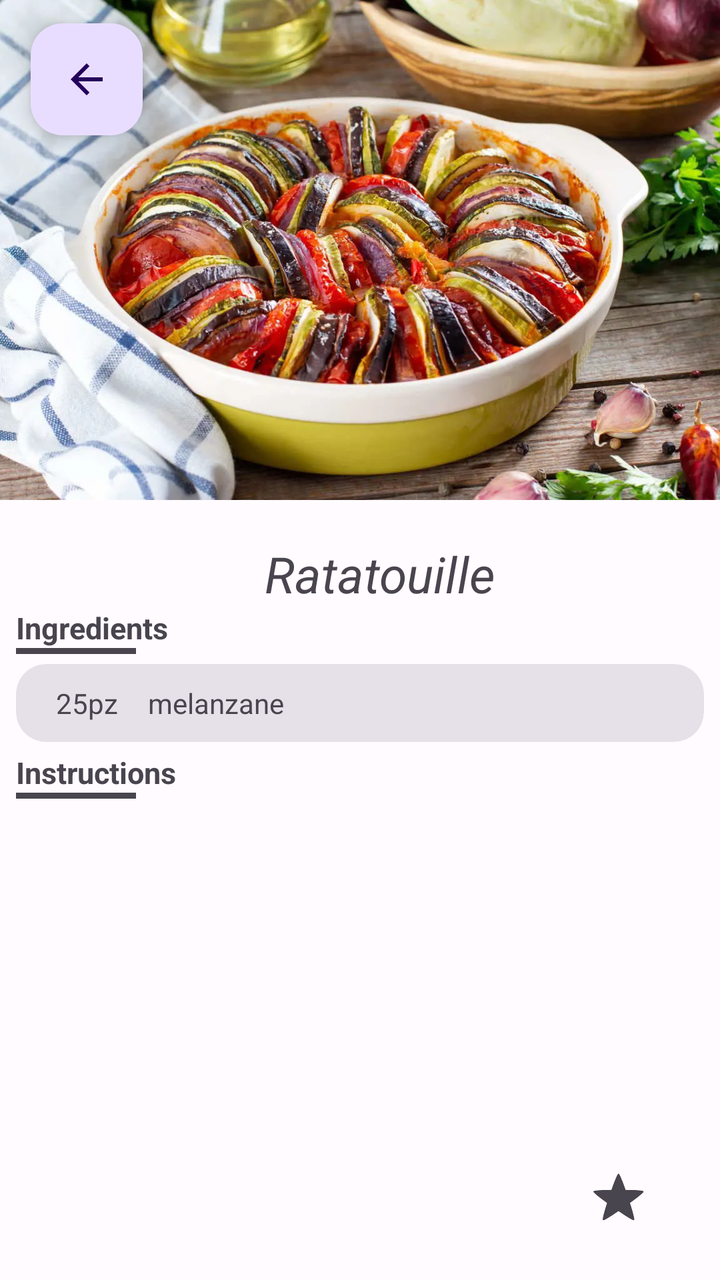
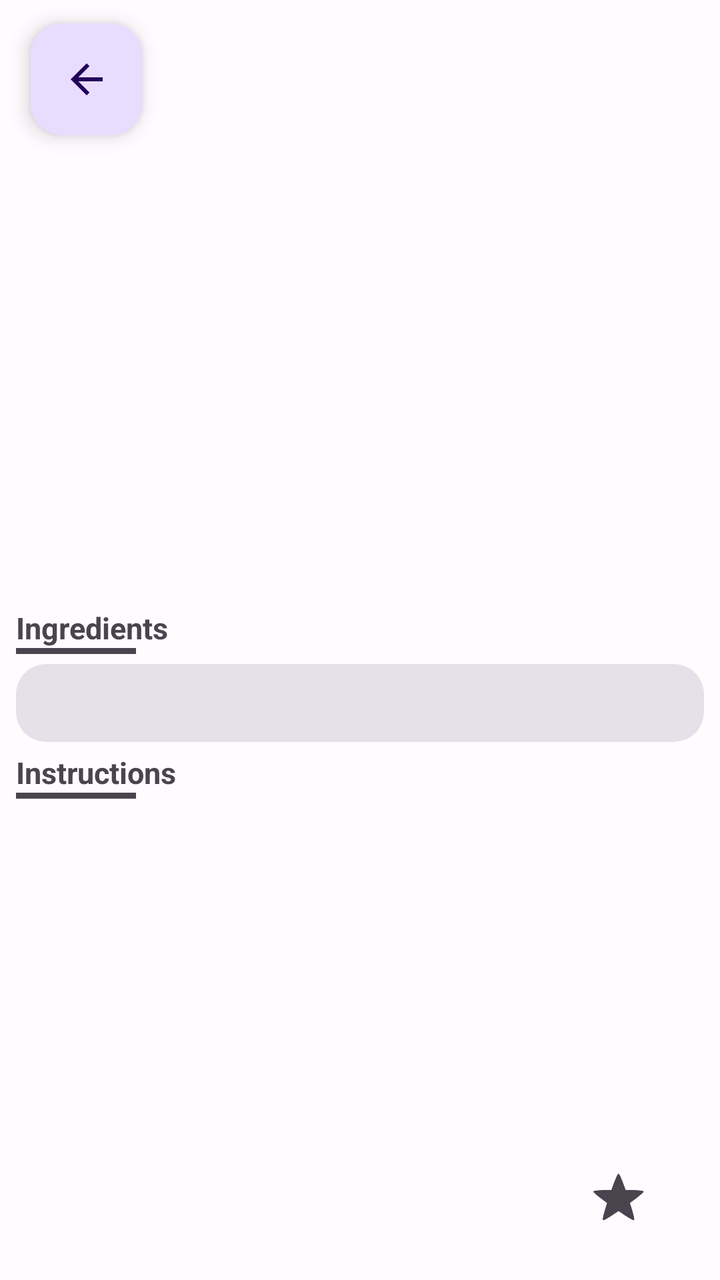

Compare the two renders of this Android layout. The source of the first and the diff that turns it into the second are given below.
<!-- AndroidManifest.xml: application theme Theme.Food_alchemy -->
<!-- res/layout/fragment_recipe.xml -->
<?xml version="1.0" encoding="utf-8"?>
<androidx.constraintlayout.widget.ConstraintLayout
    xmlns:android="http://schemas.android.com/apk/res/android"
    xmlns:app="http://schemas.android.com/apk/res-auto"
    xmlns:tools="http://schemas.android.com/tools"
    android:layout_width="match_parent"
    android:layout_height="match_parent"
    tools:context=".ui.main.MainActivity">

    <ImageView
        android:id="@+id/image_recipe"
        android:layout_width="match_parent"
        android:layout_height="250dp"
        android:scaleType="centerCrop"
        app:srcCompat="@drawable/ratatouille"
        app:layout_constraintStart_toStartOf="parent"
        app:layout_constraintEnd_toEndOf="parent"
        app:layout_constraintTop_toTopOf="parent"/>
    
    <androidx.core.widget.NestedScrollView
        android:layout_width="0dp"
        android:layout_height="0dp"
        app:layout_constraintEnd_toEndOf="parent"
        app:layout_constraintStart_toStartOf="parent"
        app:layout_constraintTop_toBottomOf="@id/image_recipe"
        app:layout_constraintBottom_toBottomOf="parent">

        <androidx.constraintlayout.widget.ConstraintLayout
            android:layout_width="match_parent"
            android:layout_height="match_parent">

            <TextView
                android:id="@+id/big_title"
                android:layout_width="match_parent"
                android:layout_height="wrap_content"
                app:layout_constraintStart_toStartOf="parent"
                app:layout_constraintEnd_toEndOf="parent"
                app:layout_constraintTop_toTopOf="parent"
                android:layout_marginTop="20dp"
                android:layout_marginBottom="15dp"
                android:layout_marginStart="20dp"
                android:textStyle="italic"
                android:textSize="25dp"
                android:textAlignment="center"
                android:text="Ratatouille"/>
            
            <TextView
                android:id="@+id/text_ingredients"
                android:layout_width="match_parent"
                android:layout_height="wrap_content"
                android:textSize="15dp"
                android:textStyle="bold"
                android:text="@string/ingredients"
                android:layout_marginStart="8dp"
                app:layout_constraintStart_toStartOf="parent"
                app:layout_constraintEnd_toEndOf="parent"
                app:layout_constraintTop_toBottomOf="@id/big_title"/>

            <View
                android:id="@+id/fine_line"
                android:layout_width="60dp"
                android:layout_height="3dp"
                android:layout_centerVertical="true"
                android:layout_marginStart="8dp"
                android:background="@color/md_theme_dark_outlineVariant" 
                app:layout_constraintStart_toStartOf="parent"
                app:layout_constraintTop_toBottomOf="@id/text_ingredients"/>
            
            <androidx.cardview.widget.CardView
                android:id="@+id/card_ingredients"
                android:layout_width="match_parent"
                android:layout_height="wrap_content"
                android:layout_marginTop="5dp"
                android:layout_marginLeft="8dp"
                android:layout_marginRight="8dp"
                style="@style/Widget.Material3.CardView.Filled"
                app:cardCornerRadius="15dp"
                app:layout_constraintStart_toStartOf="parent"
                app:layout_constraintEnd_toEndOf="parent"
                app:layout_constraintTop_toBottomOf="@id/fine_line">

                <androidx.constraintlayout.widget.ConstraintLayout
                    android:layout_width="match_parent"
                    android:layout_height="match_parent"
                    android:paddingTop="10dp"
                    android:paddingBottom="10dp">

                    <TextView
                        android:id="@+id/quantity"
                        android:layout_width="wrap_content"
                        android:layout_height="wrap_content"
                        android:layout_marginLeft="20dp"
                        app:layout_constraintStart_toStartOf="parent"
                        app:layout_constraintTop_toTopOf="parent"
                        app:layout_constraintEnd_toStartOf="@id/ingredient_type"
                        android:text="25pz"
                        app:layout_constraintBottom_toBottomOf="parent"/>

                    <TextView
                        android:id="@+id/ingredient_type"
                        android:layout_width="wrap_content"
                        android:layout_height="wrap_content"
                        app:layout_constraintStart_toEndOf="@id/quantity"
                        app:layout_constraintTop_toTopOf="parent"
                        app:layout_constraintBottom_toBottomOf="parent"
                        android:layout_marginLeft="15dp"
                        android:text="melanzane"
                        />

                </androidx.constraintlayout.widget.ConstraintLayout>
            </androidx.cardview.widget.CardView>

            <TextView
                android:id="@+id/instructions"
                android:layout_width="match_parent"
                android:layout_height="wrap_content"
                android:textSize="15dp"
                android:textStyle="bold"
                android:layout_marginStart="8dp"
                android:layout_marginTop="5dp"
                app:layout_constraintTop_toBottomOf="@id/card_ingredients"
                app:layout_constraintStart_toStartOf="parent"
                app:layout_constraintEnd_toEndOf="parent"
                android:text="@string/instructions"/>

            <View
                android:id="@+id/fine_line2"
                android:layout_width="60dp"
                android:layout_height="3dp"
                android:layout_centerVertical="true"
                android:layout_marginStart="8dp"
                android:background="@color/md_theme_dark_outlineVariant"
                app:layout_constraintStart_toStartOf="parent"
                app:layout_constraintTop_toBottomOf="@id/instructions"/>

            <TextView
                android:id="@+id/description"
                android:layout_width="match_parent"
                android:layout_height="wrap_content"
                android:textSize="12dp"
                app:layout_constraintStart_toStartOf="parent"
                app:layout_constraintEnd_toEndOf="parent"
                app:layout_constraintTop_toBottomOf="@id/fine_line2"
                app:layout_constraintBottom_toBottomOf="parent"
                android:layout_marginTop="5dp"
                android:layout_marginStart="8dp"
                android:layout_marginEnd="8dp"/>
                

        </androidx.constraintlayout.widget.ConstraintLayout>



    </androidx.core.widget.NestedScrollView>

    <com.google.android.material.floatingactionbutton.FloatingActionButton
        android:id="@+id/back_button"
        android:layout_width="wrap_content"
        android:layout_height="wrap_content"
        android:clickable="true"
        android:contentDescription="@string/add"
        android:src="@drawable/baseline_arrow_back_24"
        app:layout_constraintBottom_toBottomOf="parent"
        app:layout_constraintEnd_toEndOf="parent"
        app:layout_constraintHorizontal_bias="0.05"
        app:layout_constraintStart_toStartOf="parent"
        app:layout_constraintTop_toTopOf="parent"
        app:layout_constraintVertical_bias="0.02"
        android:focusable="true" />

    <CheckBox
        android:id="@+id/add_fav_button"
        style="?android:attr/starStyle"
        android:checked="false"
        android:layout_width="wrap_content"
        android:layout_height="wrap_content"
        app:layout_constraintEnd_toEndOf="parent"
        app:layout_constraintTop_toTopOf="parent"
        app:layout_constraintBottom_toBottomOf="parent"
        app:layout_constraintStart_toStartOf="parent"
        app:layout_constraintVertical_bias="0.97"
        app:layout_constraintHorizontal_bias="0.94"
        />



</androidx.constraintlayout.widget.ConstraintLayout>
<!-- resources referenced by this layout -->
<resources>
  <color name="md_theme_dark_outlineVariant">#49454E</color>
  <!-- drawable baseline_arrow_back_24 (drawable) -->
  <vector android:autoMirrored="true" android:height="24dp"
      android:tint="#000000" android:viewportHeight="24"
      android:viewportWidth="24" android:width="24dp" xmlns:android="http://schemas.android.com/apk/res/android">
      <path android:fillColor="@android:color/black" android:pathData="M20,11H7.83l5.59,-5.59L12,4l-8,8 8,8 1.41,-1.41L7.83,13H20v-2z"/>
  </vector>
  <!-- drawable ratatouille: webp bitmap (drawable, 118132 bytes) -->
  <string name="add">Add</string>
  <string name="ingredients">Ingredients</string>
  <string name="instructions">Instructions</string>
  <style name="Theme.Food_alchemy" parent="Base.Theme.Food_alchemy" />
  <color name="md_theme_light_primary">#7214FF</color>
  <color name="md_theme_light_onPrimary">#FFFFFF</color>
  <color name="md_theme_light_primaryContainer">#E9DDFF</color>
  <color name="md_theme_light_onPrimaryContainer">#23005C</color>
  <color name="md_theme_light_secondary">#625B70</color>
  <color name="md_theme_light_onSecondary">#FFFFFF</color>
  <color name="md_theme_light_secondaryContainer">#E8DEF8</color>
  <color name="md_theme_light_onSecondaryContainer">#1E192B</color>
  <color name="md_theme_light_tertiary">#7E525F</color>
  <color name="md_theme_light_onTertiary">#FFFFFF</color>
  <color name="md_theme_light_tertiaryContainer">#FFD9E2</color>
  <color name="md_theme_light_onTertiaryContainer">#31101C</color>
  <color name="md_theme_light_error">#BA1A1A</color>
  <color name="md_theme_light_onError">#FFFFFF</color>
  <color name="md_theme_light_errorContainer">#FFDAD6</color>
  <color name="md_theme_light_onErrorContainer">#410002</color>
  <color name="md_theme_light_outline">#7A757F</color>
  <color name="md_theme_light_background">#FFFBFF</color>
  <color name="md_theme_light_onBackground">#1C1B1E</color>
  <color name="md_theme_light_surface">#FDF8FD</color>
  <color name="md_theme_light_onSurface">#1C1B1E</color>
  <color name="md_theme_light_surfaceVariant">#E7E0EB</color>
  <color name="md_theme_light_onSurfaceVariant">#49454E</color>
  <color name="md_theme_light_inverseSurface">#323033</color>
  <color name="md_theme_light_inverseOnSurface">#F5EFF4</color>
  <color name="md_theme_light_inversePrimary">#D0BCFF</color>
  <!-- unchanged entries left out for length: 1 -->
</resources>

<!-- the commit's change to res/layout/fragment_recipe.xml (unified diff, before → after) -->
@@ -12,7 +12,6 @@
         android:layout_width="match_parent"
         android:layout_height="250dp"
         android:scaleType="centerCrop"
-        app:srcCompat="@drawable/ratatouille"
         app:layout_constraintStart_toStartOf="parent"
         app:layout_constraintEnd_toEndOf="parent"
         app:layout_constraintTop_toTopOf="parent"/>
@@ -40,15 +39,14 @@
                 android:layout_marginBottom="15dp"
                 android:layout_marginStart="20dp"
                 android:textStyle="italic"
-                android:textSize="25dp"
-                android:textAlignment="center"
-                android:text="Ratatouille"/>
+                android:textSize="25sp"
+                android:textAlignment="center"/>
             
             <TextView
                 android:id="@+id/text_ingredients"
                 android:layout_width="match_parent"
                 android:layout_height="wrap_content"
-                android:textSize="15dp"
+                android:textSize="15sp"
                 android:textStyle="bold"
                 android:text="@string/ingredients"
                 android:layout_marginStart="8dp"
@@ -86,35 +84,22 @@
                     android:paddingBottom="10dp">
 
                     <TextView
-                        android:id="@+id/quantity"
+                        android:id="@+id/ingredients"
                         android:layout_width="wrap_content"
                         android:layout_height="wrap_content"
-                        android:layout_marginLeft="20dp"
                         app:layout_constraintStart_toStartOf="parent"
                         app:layout_constraintTop_toTopOf="parent"
-                        app:layout_constraintEnd_toStartOf="@id/ingredient_type"
-                        android:text="25pz"
+                        app:layout_constraintEnd_toEndOf="parent"
                         app:layout_constraintBottom_toBottomOf="parent"/>
-
-                    <TextView
-                        android:id="@+id/ingredient_type"
-                        android:layout_width="wrap_content"
-                        android:layout_height="wrap_content"
-                        app:layout_constraintStart_toEndOf="@id/quantity"
-                        app:layout_constraintTop_toTopOf="parent"
-                        app:layout_constraintBottom_toBottomOf="parent"
-                        android:layout_marginLeft="15dp"
-                        android:text="melanzane"
-                        />
 
                 </androidx.constraintlayout.widget.ConstraintLayout>
             </androidx.cardview.widget.CardView>
 
             <TextView
-                android:id="@+id/instructions"
+                android:id="@+id/instructions_title"
                 android:layout_width="match_parent"
                 android:layout_height="wrap_content"
-                android:textSize="15dp"
+                android:textSize="15sp"
                 android:textStyle="bold"
                 android:layout_marginStart="8dp"
                 android:layout_marginTop="5dp"
@@ -131,13 +116,13 @@
                 android:layout_marginStart="8dp"
                 android:background="@color/md_theme_dark_outlineVariant"
                 app:layout_constraintStart_toStartOf="parent"
-                app:layout_constraintTop_toBottomOf="@id/instructions"/>
+                app:layout_constraintTop_toBottomOf="@id/instructions_title"/>
 
             <TextView
-                android:id="@+id/description"
+                android:id="@+id/instructions"
                 android:layout_width="match_parent"
                 android:layout_height="wrap_content"
-                android:textSize="12dp"
+                android:textSize="12sp"
                 app:layout_constraintStart_toStartOf="parent"
                 app:layout_constraintEnd_toEndOf="parent"
                 app:layout_constraintTop_toBottomOf="@id/fine_line2"
@@ -145,12 +130,8 @@
                 android:layout_marginTop="5dp"
                 android:layout_marginStart="8dp"
                 android:layout_marginEnd="8dp"/>
-                
 
         </androidx.constraintlayout.widget.ConstraintLayout>
-
-
-
     </androidx.core.widget.NestedScrollView>
 
     <com.google.android.material.floatingactionbutton.FloatingActionButton
<!-- resource entries referenced after the edit -->
@@ -7,7 +7,6 @@
       android:viewportWidth="24" android:width="24dp" xmlns:android="http://schemas.android.com/apk/res/android">
       <path android:fillColor="@android:color/black" android:pathData="M20,11H7.83l5.59,-5.59L12,4l-8,8 8,8 1.41,-1.41L7.83,13H20v-2z"/>
   </vector>
-  <!-- drawable ratatouille: webp bitmap (drawable, 118132 bytes) -->
   <string name="add">Add</string>
   <string name="ingredients">Ingredients</string>
   <string name="instructions">Instructions</string>
